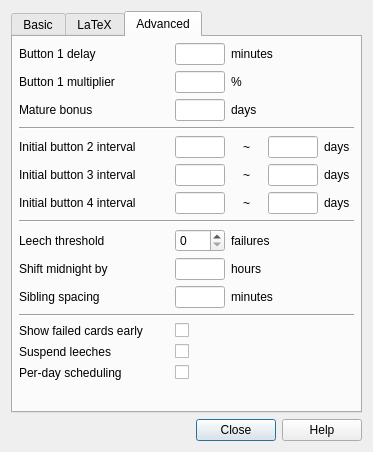
Old version of the form designer/deckproperties.ui in the repository ankitects/anki.
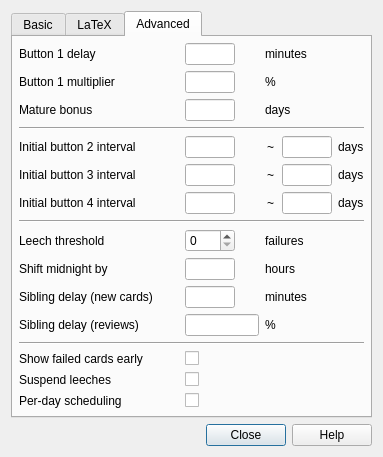
New version of the form. The open tabs and pages were chosen to show the change.

Commit message: option for changing rev spacing

Patch:
```diff
--- a/designer/deckproperties.ui
+++ b/designer/deckproperties.ui
@@ -9,7 +9,7 @@
    <rect>
     <x>0</x>
     <y>0</y>
-    <width>373</width>
+    <width>383</width>
     <height>452</height>
    </rect>
   </property>
@@ -565,14 +565,14 @@
            </property>
           </widget>
          </item>
-         <item row="11" column="0" colspan="6">
+         <item row="12" column="0" colspan="6">
           <widget class="Line" name="line_3">
            <property name="orientation">
             <enum>Qt::Horizontal</enum>
            </property>
           </widget>
          </item>
-         <item row="12" column="0">
+         <item row="13" column="0">
           <widget class="QLabel" name="label_26">
            <property name="text">
             <string>Show failed cards early</string>
@@ -582,7 +582,7 @@
            </property>
           </widget>
          </item>
-         <item row="12" column="2">
+         <item row="13" column="2">
           <widget class="QCheckBox" name="collapse">
            <property name="sizePolicy">
             <sizepolicy hsizetype="Preferred" vsizetype="Fixed">
@@ -595,14 +595,14 @@
            </property>
           </widget>
          </item>
-         <item row="14" column="0">
+         <item row="15" column="0">
           <widget class="QLabel" name="label_23">
            <property name="text">
             <string>Per-day scheduling</string>
            </property>
           </widget>
          </item>
-         <item row="14" column="2">
+         <item row="15" column="2">
           <widget class="QCheckBox" name="perDay">
            <property name="sizePolicy">
             <sizepolicy hsizetype="Preferred" vsizetype="Fixed">
@@ -664,7 +664,7 @@
          <item row="10" column="0">
           <widget class="QLabel" name="label_12">
            <property name="text">
-            <string>Sibling spacing</string>
+            <string>Sibling delay (new cards)</string>
            </property>
           </widget>
          </item>
@@ -691,14 +691,14 @@
            </property>
           </widget>
          </item>
-         <item row="13" column="0">
+         <item row="14" column="0">
           <widget class="QLabel" name="label_11">
            <property name="text">
             <string>Suspend leeches</string>
            </property>
           </widget>
          </item>
-         <item row="13" column="2">
+         <item row="14" column="2">
           <widget class="QCheckBox" name="suspendLeeches">
            <property name="sizePolicy">
             <sizepolicy hsizetype="Preferred" vsizetype="Fixed">
@@ -738,6 +738,23 @@
            </property>
           </widget>
          </item>
+         <item row="11" column="0">
+          <widget class="QLabel" name="label_18">
+           <property name="text">
+            <string>Sibling delay (reviews)</string>
+           </property>
+          </widget>
+         </item>
+         <item row="11" column="2">
+          <widget class="QLineEdit" name="revSpacing"/>
+         </item>
+         <item row="11" column="3" colspan="2">
+          <widget class="QLabel" name="label_28">
+           <property name="text">
+            <string>%</string>
+           </property>
+          </widget>
+         </item>
         </layout>
        </item>
        <item>
```
Left out of the diff: 1 changed line with no effect on the pictures. The commit also changes 1 other file.
